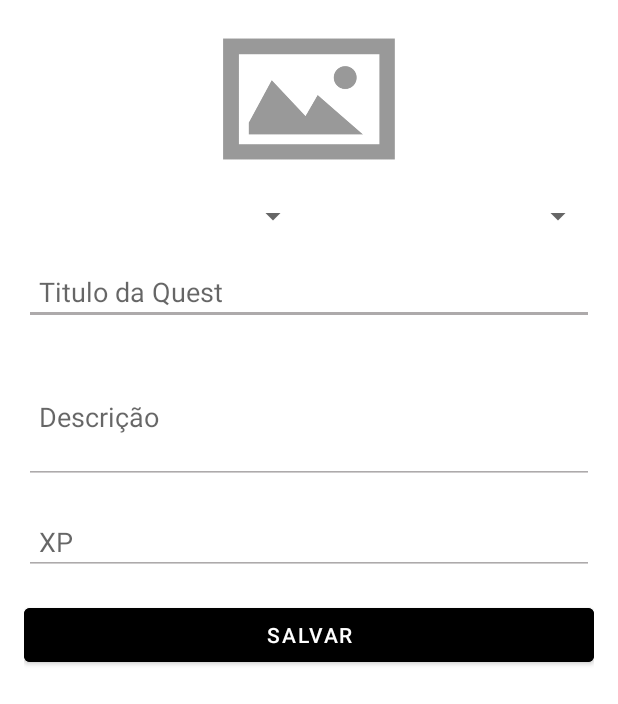
After one commit to ericorabelo/RPGrinding, an Android app: the CadastrarQuestActivity screen opened directly, with no data from a screen before it, on a phone screen of 412 x 824 dp. The commit adds this screen. Shown: the top 704 px of the screen. Run offline under Robolectric (Android 15) with nearby library versions, the light colour scheme and no system bars.

Commit message:
add tela de cadastrarQuests, icone menu - minhasQuests

```diff
--- /dev/null
+++ b/app/src/main/java/erico/rabelo/rpgrinding/atividades/CadastrarQuestActivity.java
@@ -0,0 +1,16 @@
+package erico.rabelo.rpgrinding.atividades;
+
+import androidx.appcompat.app.AppCompatActivity;
+
+import android.os.Bundle;
+
+import erico.rabelo.rpgrinding.R;
+
+public class CadastrarQuestActivity extends AppCompatActivity {
+
+    @Override
+    protected void onCreate(Bundle savedInstanceState) {
+        super.onCreate(savedInstanceState);
+        setContentView(R.layout.activity_cadastrar_quest);
+    }
+}
--- /dev/null
+++ b/app/src/main/res/layout/activity_cadastrar_quest.xml
@@ -0,0 +1,84 @@
+<?xml version="1.0" encoding="utf-8"?>
+<LinearLayout xmlns:android="http://schemas.android.com/apk/res/android"
+    xmlns:app="http://schemas.android.com/apk/res-auto"
+    xmlns:tools="http://schemas.android.com/tools"
+    android:layout_width="match_parent"
+    android:layout_height="match_parent"
+    android:orientation="vertical"
+    android:padding="16dp"
+    tools:context=".atividades.CadastrarQuestActivity">
+
+    <LinearLayout
+        android:layout_width="match_parent"
+        android:layout_height="100dp"
+        android:layout_marginBottom="16dp"
+        android:orientation="horizontal">
+
+        <ImageView
+            android:id="@+id/imageView5"
+            android:layout_width="0dp"
+            android:layout_height="wrap_content"
+            android:layout_weight="1"
+            app:srcCompat="@drawable/placeholder" />
+    </LinearLayout>
+
+    <LinearLayout
+        android:layout_width="match_parent"
+        android:layout_height="wrap_content"
+        android:layout_marginBottom="16dp"
+        android:orientation="horizontal">
+
+        <Spinner
+            android:id="@+id/spinner"
+            android:layout_width="match_parent"
+            android:layout_height="wrap_content"
+            android:layout_weight="1" />
+
+        <Spinner
+            android:id="@+id/spinner2"
+            android:layout_width="match_parent"
+            android:layout_height="wrap_content"
+            android:layout_weight="1" />
+    </LinearLayout>
+
+    <EditText
+        android:id="@+id/editTextTextPersonName"
+        android:layout_width="match_parent"
+        android:layout_height="wrap_content"
+        android:layout_marginBottom="16dp"
+        android:backgroundTint="@color/caixas"
+        android:ems="10"
+        android:hint="Titulo da Quest"
+        android:inputType="textPersonName"
+        android:padding="10dp" />
+
+    <EditText
+        android:id="@+id/editTextTextPersonName2"
+        android:layout_width="match_parent"
+        android:layout_height="90dp"
+        android:layout_marginBottom="16dp"
+        android:backgroundTint="@color/caixas"
+        android:ems="10"
+        android:hint="Descrição"
+        android:inputType="textPersonName"
+        android:padding="10dp" />
+
+    <EditText
+        android:id="@+id/editTextTextPersonName3"
+        android:layout_width="match_parent"
+        android:layout_height="wrap_content"
+        android:layout_marginBottom="16dp"
+        android:backgroundTint="@color/caixas"
+        android:ems="10"
+        android:hint="XP"
+        android:inputType="textPersonName"
+        android:padding="10dp" />
+
+    <Button
+        android:id="@+id/button3"
+        android:layout_width="match_parent"
+        android:layout_height="wrap_content"
+        android:backgroundTint="@color/black"
+        android:text="Salvar"
+        android:textColor="@color/white" />
+</LinearLayout>
```
Also changed, not shown: app/src/main/AndroidManifest.xml (+11 -0 lines), app/src/main/java/erico/rabelo/rpgrinding/atividades/MainActivity.java (+7 -1 lines), app/src/main/java/erico/rabelo/rpgrinding/atividades/MinhasQuestsActivity.java (added, +48 -0 lines), app/src/main/java/erico/rabelo/rpgrinding/atividades/QuestsActivity.java (added, +16 -0 lines), app/src/main/res/layout/activity_minhas_quests.xml (added, +34 -0 lines), app/src/main/res/layout/activity_quests.xml (added, +9 -0 lines), app/src/main/res/layout/content_minhas_quests.xml (added, +22 -0 lines), app/src/main/res/navigation/nav_graph3.xml (added, +28 -0 lines).
